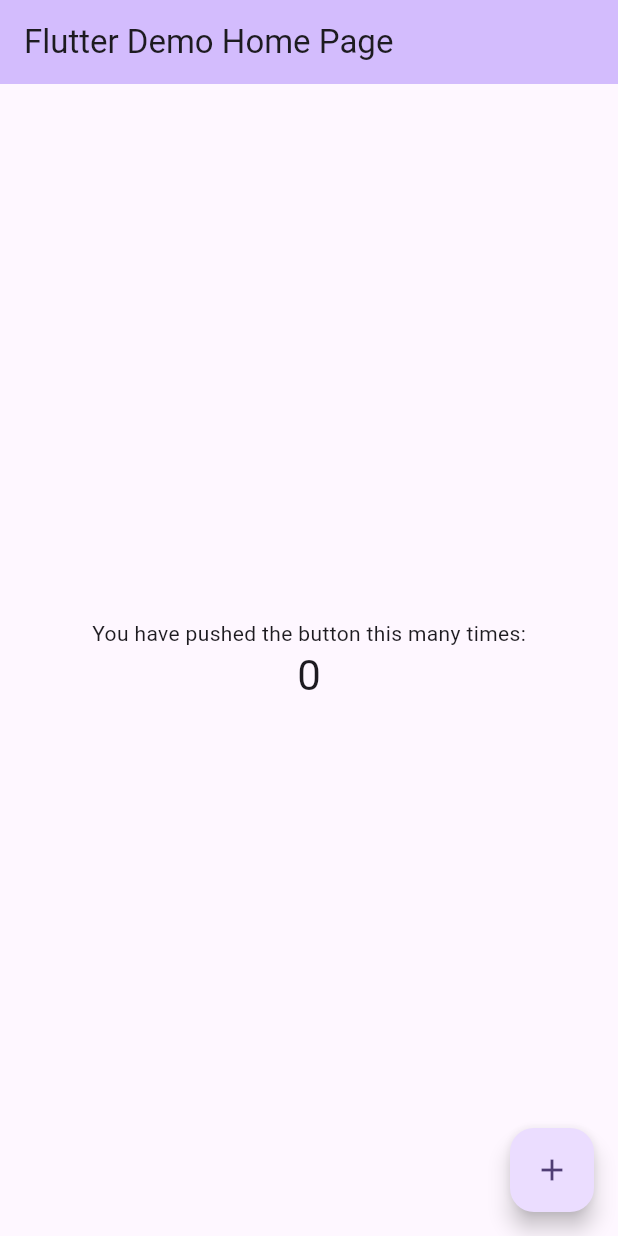
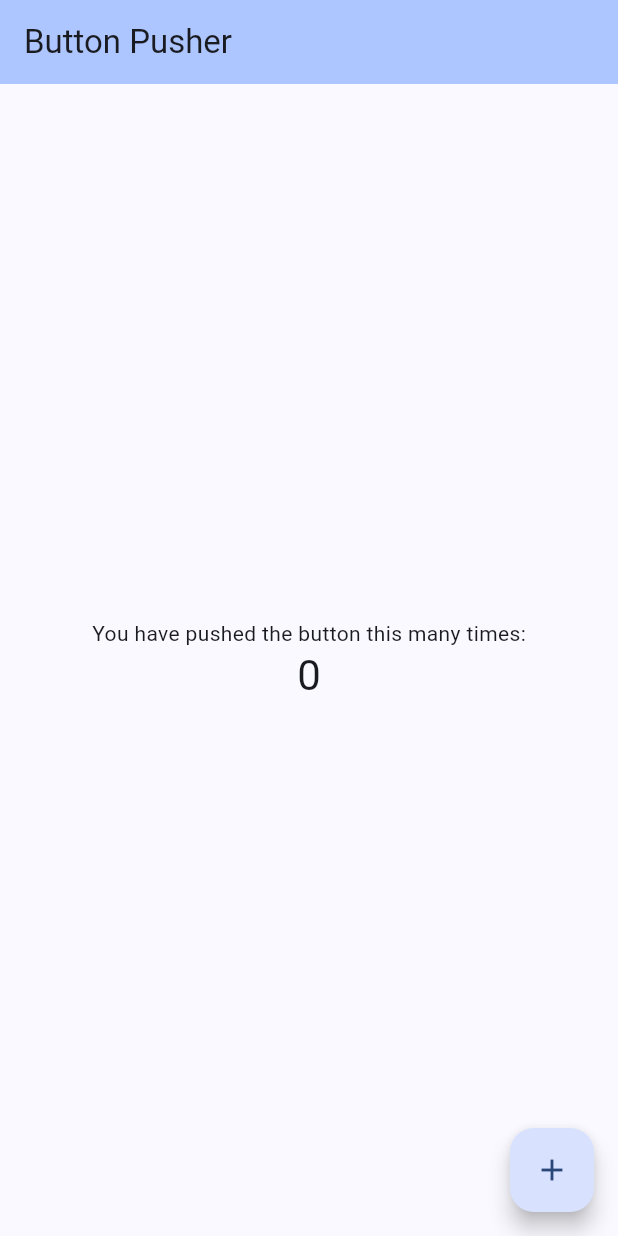
Before and after one commit to hspayde/learning_flutter, a Flutter app: the screen it shows after launch, on a phone screen of 412 x 824 dp. Run offline on Flutter 3.47's test engine with Material 3 defaults, Android fonts, the phone set to English and light mode, and no system bars.

Commit message:
Changed theme color to blueAccent Changed title to Button Pusher

```diff
--- a/lib/main.dart
+++ b/lib/main.dart
@@ -28,10 +28,10 @@ class MyApp extends StatelessWidget {
         //
         // This works for code too, not just values: Most code changes can be
         // tested with just a hot reload.
-        colorScheme: ColorScheme.fromSeed(seedColor: Colors.deepPurple),
+        colorScheme: ColorScheme.fromSeed(seedColor: Colors.blueAccent),
         useMaterial3: true,
       ),
-      home: const MyHomePage(title: 'Flutter Demo Home Page'),
+      home: const MyHomePage(title: 'Button Pusher'),
     );
   }
 }
```
